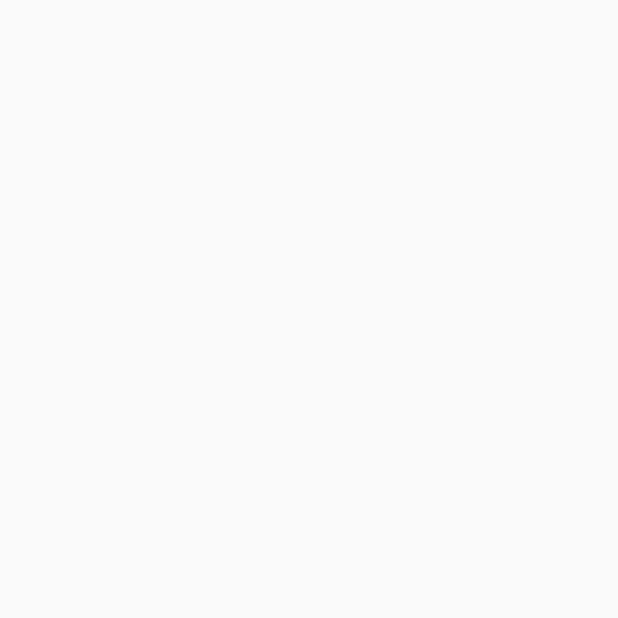
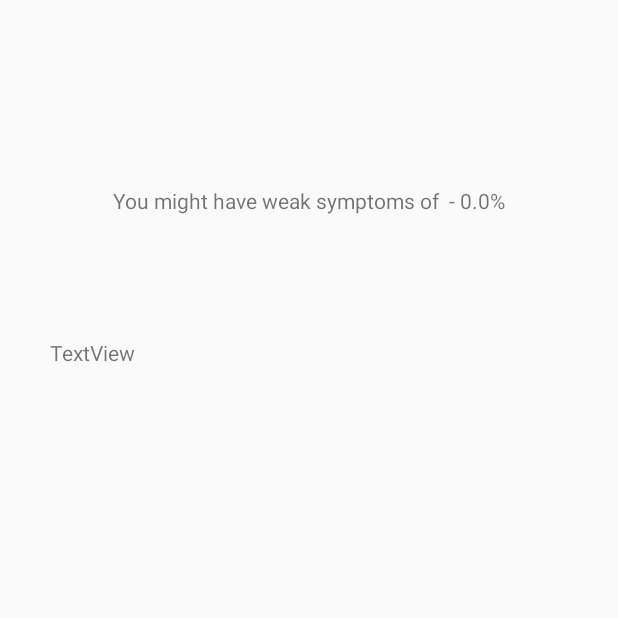
Before and after one commit to cybercoder-naj/Exebit2020, an Android app: the ContactActivity screen opened directly, with no data from a screen before it, on a phone screen of 412 x 824 dp, the top half of it. Before the commit the part shown is empty. Run offline under Robolectric (Android 15) with nearby library versions, the phone set to English and light mode, and no system bars.

Commit message:
Update contacts

```diff
--- a/app/src/main/java/com/sxcs/exebit2020/ui/activities/ContactActivity.kt
+++ b/app/src/main/java/com/sxcs/exebit2020/ui/activities/ContactActivity.kt
@@ -1,5 +1,8 @@
 package com.sxcs.exebit2020.ui.activities
 
+import android.annotation.SuppressLint
+import android.content.Context
+import android.content.Intent
 import android.os.Bundle
 import androidx.appcompat.app.AppCompatActivity
 import com.sxcs.exebit2020.databinding.ActivityContactBinding
@@ -8,11 +11,38 @@ class ContactActivity : AppCompatActivity() {
 
     private lateinit var binding: ActivityContactBinding
 
+    companion object {
+        private const val PARAM_1 = "percent"
+        private const val PARAM_2 = "disease"
+
+        fun getIntent(context: Context, percentage: Double, disease: String) =
+            Intent(context, ContactActivity::class.java).apply {
+                putExtra(PARAM_1, percentage)
+                putExtra(PARAM_2, disease)
+            }
+    }
+
+    @SuppressLint("SetTextI18n")
     override fun onCreate(savedInstanceState: Bundle?) {
         super.onCreate(savedInstanceState)
         binding = ActivityContactBinding.inflate(layoutInflater)
         setContentView(binding.root)
 
+        val percentage = intent.getDoubleExtra(PARAM_1, 0.0)
+        val disease = intent.getStringExtra(PARAM_2) ?: ""
+
+        when {
+            percentage < 45.0 -> {
+                binding.textView.text = "You might have weak symptoms of $disease - $percentage%"
+            }
+            percentage in 45.0..75.0 -> {
+                binding.textView.text = "You might have moderate symptoms of $disease - $percentage%.\n\nWe recommend you contact one of our psychiatrist."
+                binding.textView4.text = "Name: Dr."
+            }
+            percentage in 75.0..100.0 -> {
+                binding.textView.text = "You might have symptoms of $disease - $percentage%.\n\nWe recommend you contact one of our psychiatrist."
+            }
+        }
 
     }
 }
--- a/app/src/main/res/layout/activity_contact.xml
+++ b/app/src/main/res/layout/activity_contact.xml
@@ -1,7 +1,28 @@
 <?xml version="1.0" encoding="utf-8"?>
 <androidx.constraintlayout.widget.ConstraintLayout
     xmlns:android="http://schemas.android.com/apk/res/android"
+    xmlns:app="http://schemas.android.com/apk/res-auto"
+    xmlns:tools="http://schemas.android.com/tools"
     android:layout_width="match_parent"
     android:layout_height="match_parent">
 
+    <TextView
+        android:id="@+id/textView"
+        android:layout_width="wrap_content"
+        android:layout_height="wrap_content"
+        android:layout_marginTop="124dp"
+        android:text="You have symptoms of disease"
+        app:layout_constraintEnd_toEndOf="parent"
+        app:layout_constraintStart_toStartOf="parent"
+        app:layout_constraintTop_toTopOf="parent" />
+
+    <TextView
+        android:id="@+id/textView4"
+        android:layout_width="wrap_content"
+        android:layout_height="wrap_content"
+        android:layout_marginStart="33dp"
+        android:layout_marginTop="225dp"
+        android:text="TextView"
+        app:layout_constraintStart_toStartOf="parent"
+        app:layout_constraintTop_toTopOf="parent" />
 </androidx.constraintlayout.widget.ConstraintLayout>
```
Also changed, not shown: app/src/main/java/com/sxcs/exebit2020/ui/activities/DiseaseActivity.kt (+7 -1 lines), app/src/main/java/com/sxcs/exebit2020/ui/activities/MainActivity.kt (+11 -9 lines).
